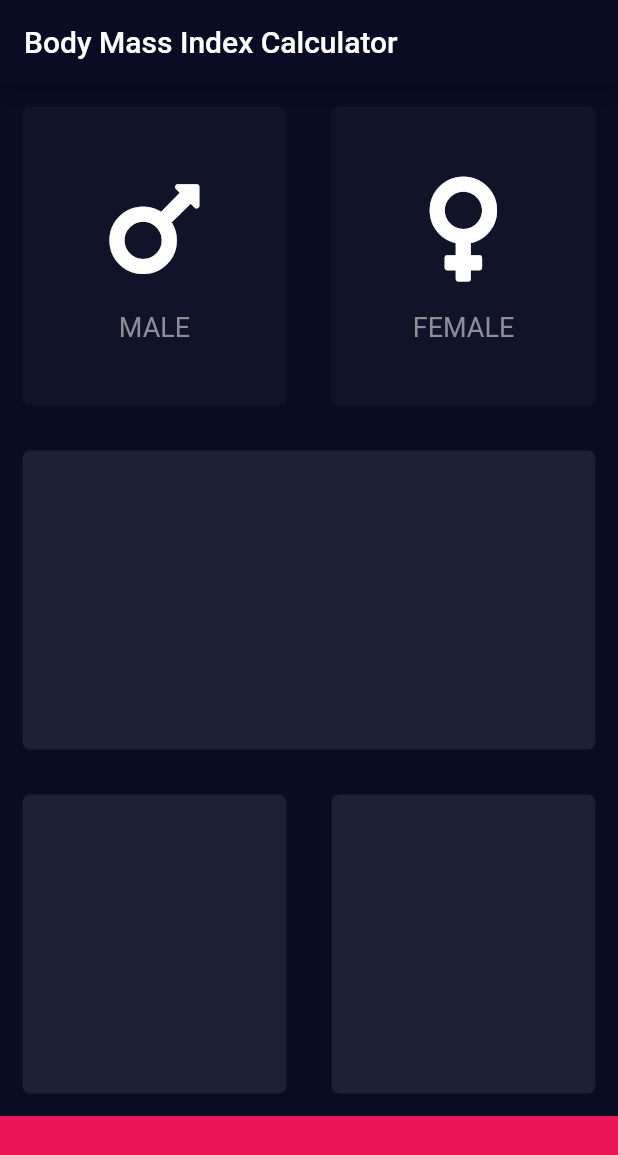
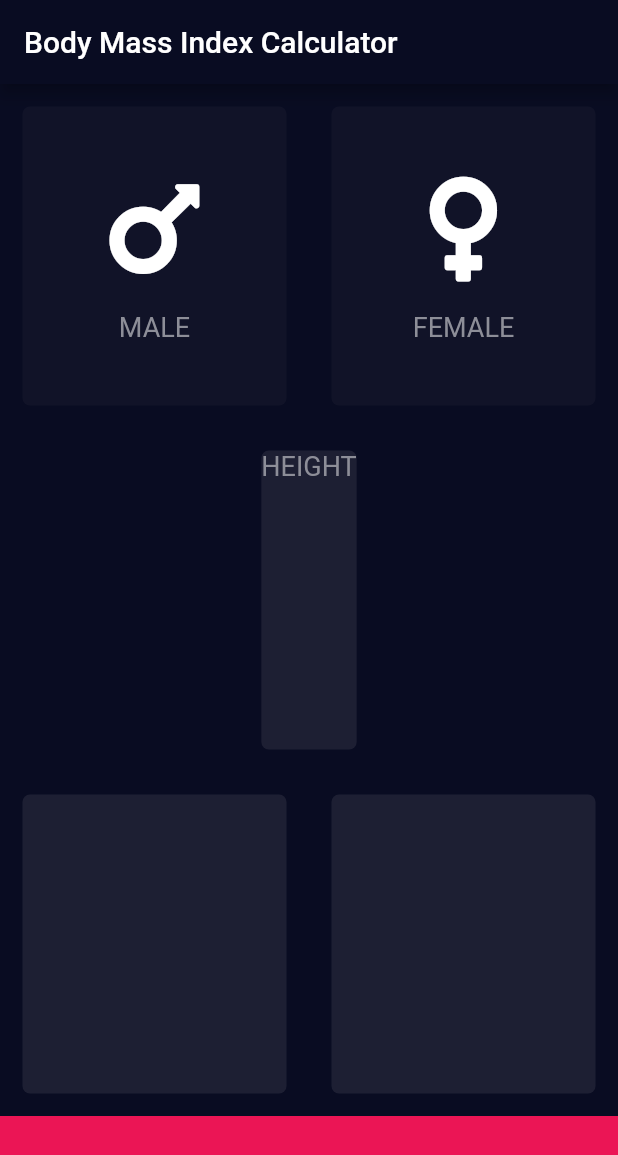
Before and after one commit to TheBeachLab/BMI-calc, a Flutter app: the screen it shows after launch, on a phone screen of 412 x 824 dp. Shown: the top 1155 px of the screen. Run offline on Flutter 3.47's test engine with Material 2 defaults, Android fonts, the light colour scheme and no system bars; our stand-ins replace font_awesome_flutter.

Commit message:
constants file with refactored names

```diff
--- a/lib/card_content.dart
+++ b/lib/card_content.dart
@@ -1,4 +1,5 @@
 import 'package:flutter/material.dart';
+import 'constants.dart';
 
 // Reusable card content
 class cardContent extends StatelessWidget {
@@ -19,10 +20,7 @@ class cardContent extends StatelessWidget {
         SizedBox(height: 15.0),
         Text(
           cardText,
-          style: TextStyle(
-            fontSize: 18.0,
-            color: Color(0xFF8D8E98),
-          ),
+          style: KLabelTextStyle,
         )
       ],
     );
--- /dev/null
+++ b/lib/constants.dart
@@ -0,0 +1,12 @@
+// Constants file
+import 'package:flutter/material.dart';
+
+const KBottomContainerHeight = 80.0;
+const KActiveColor = Color(0xff1D1F33);
+const KInactiveColor = Color(0xFF111328);
+const KButtonColor = Color(0xFFEB1555);
+
+const KLabelTextStyle = TextStyle(
+  fontSize: 18.0,
+  color: Color(0xFF8D8E98),
+);
--- a/lib/input.dart
+++ b/lib/input.dart
@@ -1,14 +1,9 @@
 import 'package:flutter/cupertino.dart';
 import 'package:flutter/material.dart';
-import 'package:flutter/painting.dart';
 import 'package:font_awesome_flutter/font_awesome_flutter.dart';
 import 'card_content.dart';
 import 'card_widget.dart';
-
-const bottomContainerHeight = 80.0;
-const activeColor = Color(0xff1D1F33);
-const inactiveColor = Color(0xFF111328);
-const bottomColor = Color(0xFFEB1555);
+import 'constants.dart';
 
 enum Gender { male, female }
 
@@ -39,8 +34,8 @@ class _InputPageState extends State<InputPage> {
                       });
                     },
                     tone: selectedGender == Gender.male
-                        ? activeColor
-                        : inactiveColor,
+                        ? KActiveColor
+                        : KInactiveColor,
                     cardChild: cardContent(
                       cardIcon: FontAwesomeIcons.mars,
                       cardText: 'MALE',
@@ -54,27 +49,37 @@ class _InputPageState extends State<InputPage> {
                       });
                     },
                     tone: selectedGender == Gender.female
-                        ? activeColor
-                        : inactiveColor,
+                        ? KActiveColor
+                        : KInactiveColor,
                     cardChild: cardContent(
                         cardIcon: FontAwesomeIcons.venus, cardText: 'FEMALE'),
                   ),
                 ],
               ),
             ),
-            MyCard(tone: activeColor),
+            MyCard(
+              tone: KActiveColor,
+              cardChild: Column(
+                children: <Widget>[
+                  Text(
+                    'HEIGHT',
+                    style: KLabelTextStyle,
+                  )
+                ],
+              ),
+            ),
             Expanded(
               child: Row(
                 children: <Widget>[
-                  MyCard(tone: activeColor),
-                  MyCard(tone: activeColor),
+                  MyCard(tone: KActiveColor),
+                  MyCard(tone: KActiveColor),
                 ],
               ),
             ),
             Container(
-              height: bottomContainerHeight,
+              height: KBottomContainerHeight,
               width: double.infinity,
-              color: bottomColor,
+              color: KButtonColor,
             )
           ],
         ));
```
